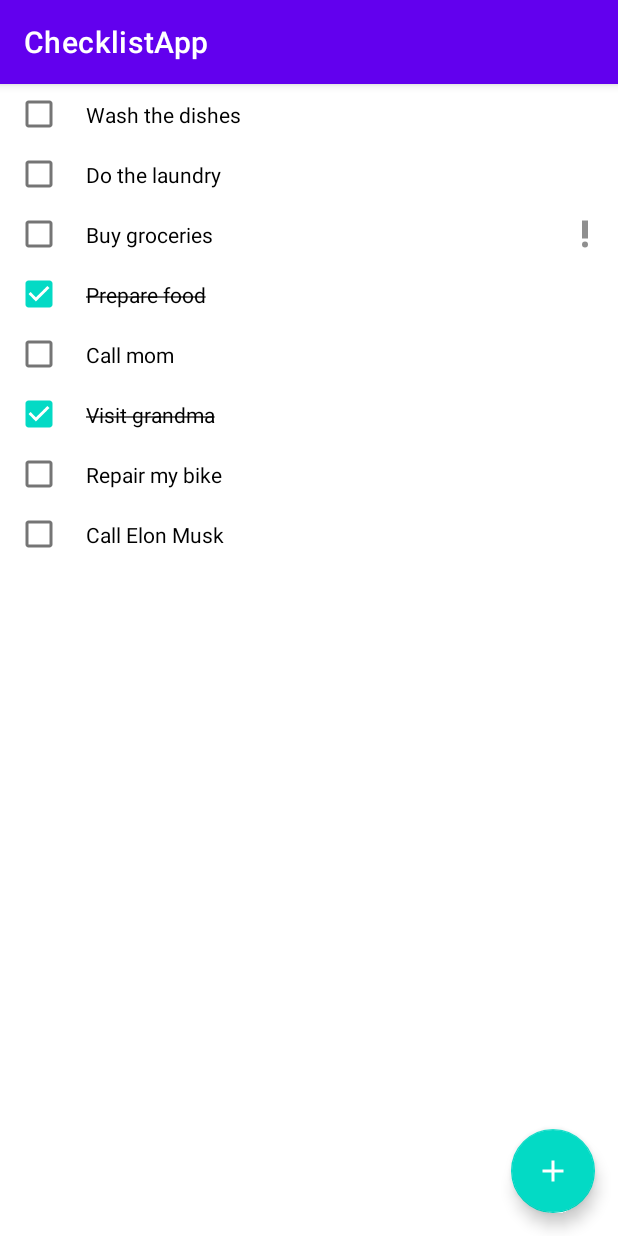
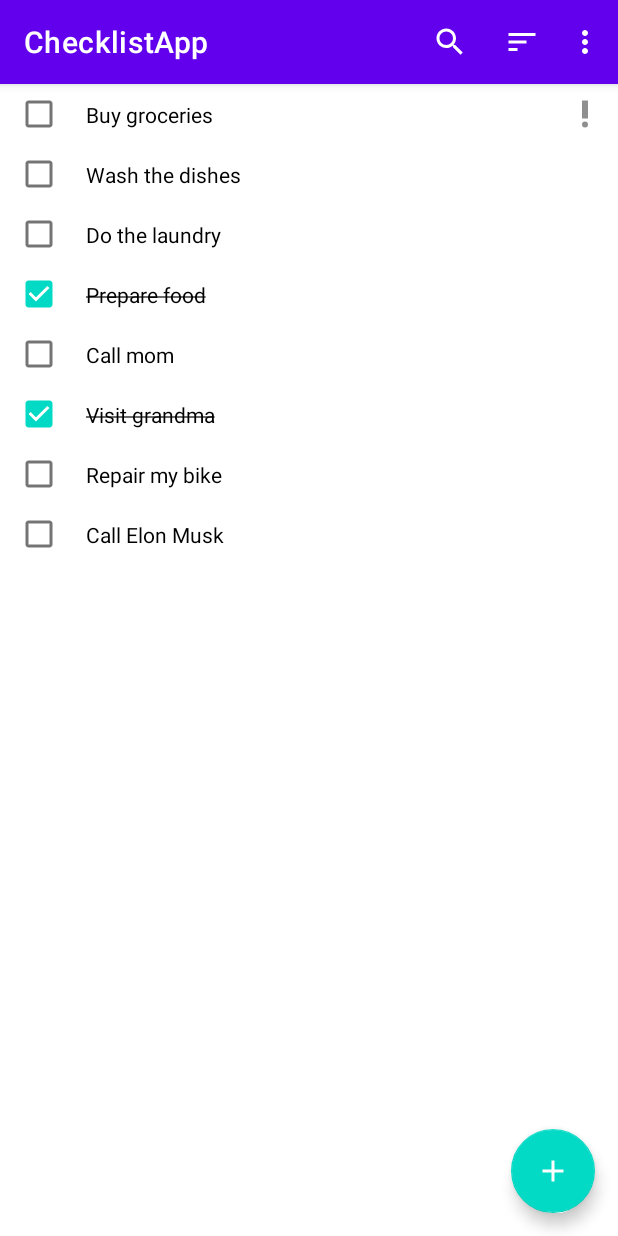
Before and after one commit to ivevasiljevic/ChecklistApp, an Android app: the screen it shows after launch (MainActivity), on a phone screen of 412 x 824 dp. Run offline under Robolectric (Android 15) with nearby library versions, the phone set to English and light mode, and no system bars; our stand-ins replace Dagger/Hilt's generated code, Room's generated code; libraries missing offline, so code that uses them is left out: androidx.hilt.lifecycle.

Commit message:
add room search

```diff
--- a/app/src/main/java/personal/ive/checklistapp/data/TaskDao.kt
+++ b/app/src/main/java/personal/ive/checklistapp/data/TaskDao.kt
@@ -10,8 +10,8 @@ import kotlinx.coroutines.flow.Flow
 @Dao
 interface TaskDao {
 
-    @Query("SELECT * FROM task_table")
-    fun getTasks(): Flow<List<Task>>
+    @Query("SELECT * FROM task_table WHERE name LIKE '%' || :searchQuery || '%' ORDER BY isImportant DESC")
+    fun getTasks(searchQuery: String): Flow<List<Task>>
 
     @Insert(onConflict = OnConflictStrategy.REPLACE)
     suspend fun insertTask(task: Task)
--- a/app/src/main/java/personal/ive/checklistapp/ui/tasks/TasksFragment.kt
+++ b/app/src/main/java/personal/ive/checklistapp/ui/tasks/TasksFragment.kt
@@ -1,13 +1,18 @@
 package personal.ive.checklistapp.ui.tasks
 
 import android.os.Bundle
+import android.view.Menu
+import android.view.MenuInflater
+import android.view.MenuItem
 import android.view.View
+import androidx.appcompat.widget.SearchView
 import androidx.fragment.app.Fragment
 import androidx.fragment.app.viewModels
 import androidx.recyclerview.widget.LinearLayoutManager
 import dagger.hilt.android.AndroidEntryPoint
 import personal.ive.checklistapp.R
 import personal.ive.checklistapp.databinding.FragmentTasksBinding
+import personal.ive.checklistapp.util.onQueryTextChanged
 
 /**
  * Created by ivasil on 4/4/2021
@@ -33,5 +38,41 @@ class TasksFragment : Fragment(R.layout.fragment_tasks) {
         tasksViewModel.tasks.observe(viewLifecycleOwner) {
             tasksAdapter.submitList(it)
         }
+
+        setHasOptionsMenu(true)
+    }
+
+    private fun setupOptionMenuSearchView(menu: Menu) {
+        val searchItem = menu.findItem(R.id.action_search)
+        val searchView = searchItem.actionView as SearchView
+
+        searchView.onQueryTextChanged {
+            tasksViewModel.searchQuery.value = it
+        }
+    }
+
+    override fun onCreateOptionsMenu(menu: Menu, inflater: MenuInflater) {
+        inflater.inflate(R.menu.menu_fragment_tasks, menu)
+        setupOptionMenuSearchView(menu)
+    }
+
+    override fun onOptionsItemSelected(item: MenuItem): Boolean {
+
+        return when(item.itemId) {
+            R.id.action_sort_by_name -> {
+                true
+            }
+            R.id.action_sort_by_date -> {
+                true
+            }
+            R.id.action_hide_completed_tasks -> {
+                item.isChecked = !item.isChecked
+                true
+            }
+            R.id.action_delete_completed_tasks -> {
+                true
+            }
+            else -> super.onOptionsItemSelected(item)
+        }
     }
 }
--- a/app/src/main/java/personal/ive/checklistapp/ui/tasks/TasksViewModel.kt
+++ b/app/src/main/java/personal/ive/checklistapp/ui/tasks/TasksViewModel.kt
@@ -3,6 +3,8 @@ package personal.ive.checklistapp.ui.tasks
 import androidx.hilt.lifecycle.ViewModelInject
 import androidx.lifecycle.ViewModel
 import androidx.lifecycle.asLiveData
+import kotlinx.coroutines.flow.MutableStateFlow
+import kotlinx.coroutines.flow.flatMapLatest
 import personal.ive.checklistapp.data.TaskDao
 
 /**
@@ -11,5 +13,9 @@ import personal.ive.checklistapp.data.TaskDao
 
 class TasksViewModel @ViewModelInject constructor(private val taskDao: TaskDao): ViewModel() {
 
-    val tasks = taskDao.getTasks().asLiveData()
+    val searchQuery = MutableStateFlow("")
+    private val tasksFlow = searchQuery.flatMapLatest {
+        taskDao.getTasks(it)
+    }
+    val tasks = tasksFlow.asLiveData()
 }
--- /dev/null
+++ b/app/src/main/java/personal/ive/checklistapp/util/ViewExt.kt
@@ -0,0 +1,21 @@
+package personal.ive.checklistapp.util
+
+import androidx.appcompat.widget.SearchView
+
+/**
+ * Created by ivasil on 4/6/2021
+ */
+
+inline fun SearchView.onQueryTextChanged(crossinline handleQueryChange: (String) -> Unit) {
+
+    this.setOnQueryTextListener(object : SearchView.OnQueryTextListener {
+        override fun onQueryTextSubmit(query: String?): Boolean {
+            return true
+        }
+
+        override fun onQueryTextChange(newText: String?): Boolean {
+            handleQueryChange(newText.orEmpty())
+            return true
+        }
+    })
+}
--- /dev/null
+++ b/app/src/main/res/menu/menu_fragment_tasks.xml
@@ -0,0 +1,42 @@
+<?xml version="1.0" encoding="utf-8"?>
+<menu xmlns:android="http://schemas.android.com/apk/res/android"
+    xmlns:app="http://schemas.android.com/apk/res-auto">
+
+    <item
+        android:id="@+id/action_search"
+        android:icon="@drawable/ic_search"
+        android:title="@string/menu_item_search_title"
+        app:actionViewClass="androidx.appcompat.widget.SearchView"
+        app:showAsAction="always|collapseActionView" />
+
+    <item
+        android:icon="@drawable/ic_sort"
+        android:title="@string/menu_item_sort_title"
+        app:showAsAction="ifRoom">
+
+        <menu>
+
+            <item
+                android:id="@+id/action_sort_by_name"
+                android:title="@string/menu_item_sort_by_name_title" />
+
+            <item
+                android:id="@+id/action_sort_by_date"
+                android:title="@string/menu_item_sort_by_date_title" />
+
+        </menu>
+
+    </item>
+
+    <item
+        android:id="@+id/action_hide_completed_tasks"
+        android:checkable="true"
+        android:title="@string/menu_item_hide_completed_tasks_title"
+        app:showAsAction="never" />
+
+    <item
+        android:id="@+id/action_delete_completed_tasks"
+        android:title="@string/menu_item_delete_completed_tasks_title"
+        app:showAsAction="never" />
+
+</menu>
--- a/app/src/main/res/values/strings.xml
+++ b/app/src/main/res/values/strings.xml
@@ -3,4 +3,11 @@
 
     <string name="edit_add_task_edit_text_hint">Task name</string>
     <string name="edit_add_task_checkbox_text">Important task</string>
+
+    <string name="menu_item_search_title">Search</string>
+    <string name="menu_item_sort_title">Sort</string>
+    <string name="menu_item_sort_by_name_title">Sort by name</string>
+    <string name="menu_item_sort_by_date_title">Sort by date</string>
+    <string name="menu_item_hide_completed_tasks_title">Hide completed</string>
+    <string name="menu_item_delete_completed_tasks_title">Delete completed</string>
 </resources>
```
Also changed, not shown: 1 other file.
